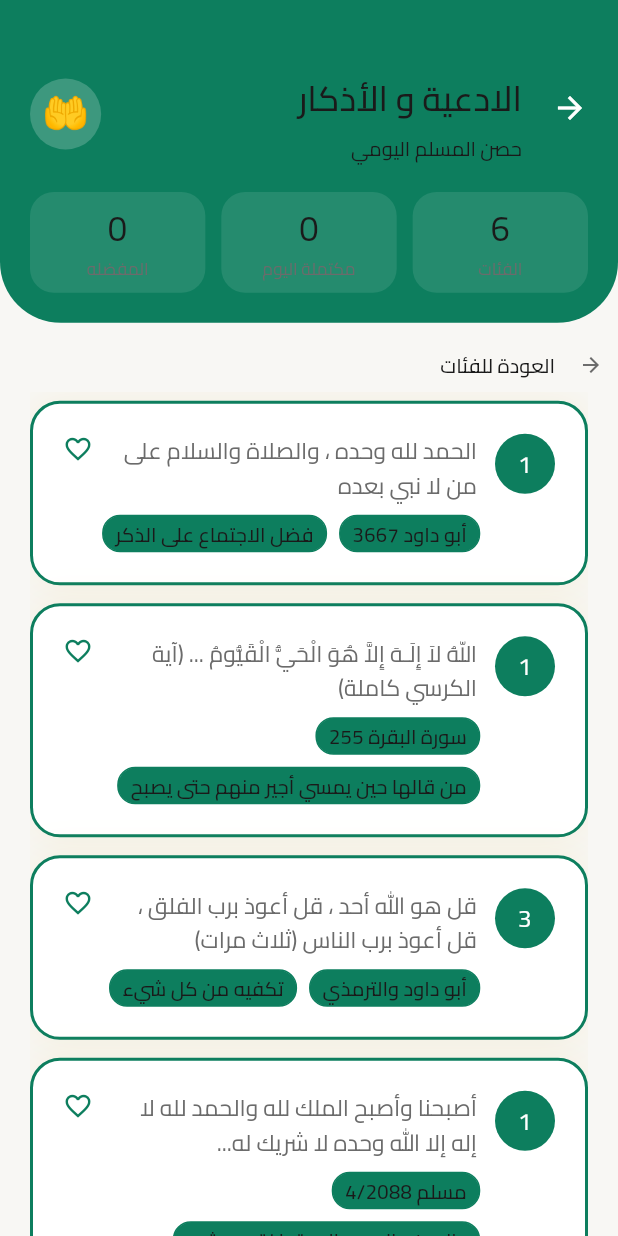
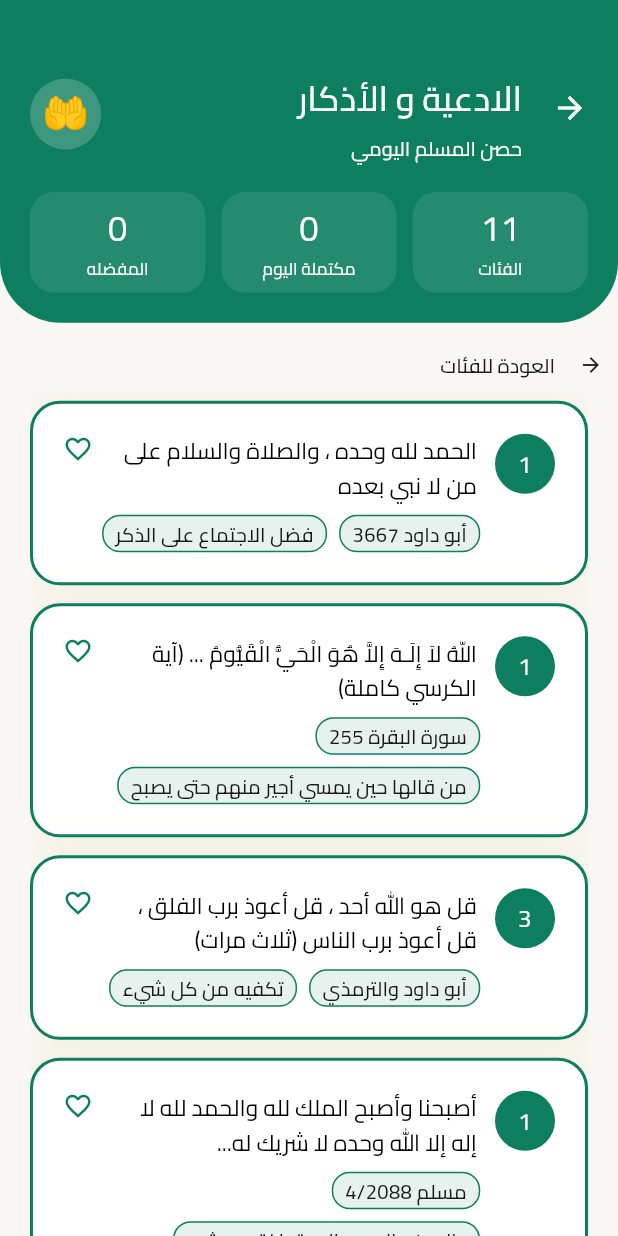
Before and after one commit to MohamedAshrafMadkour/rifq_app, a Flutter app: the AzkarView screen opened by its route, after a tap on "اذكار الصباح والمساء", on a phone screen of 412 x 824 dp. Run offline on Flutter 3.47's test engine with Material 3 defaults, Android fonts, the phone set to English and light mode, and no system bars; our stand-ins replace audio_service, bloc, connectivity_plus, dartz, device_preview, dio and 19 more; missing offline and left inert: adhan_dart, audio_session, clipboard, flutter_foreground_task; accounts and stored records are empty; statements that could not run were skipped.

Commit message:
elkady finish

```diff
--- a/lib/core/constants/styles/app_styles.dart
+++ b/lib/core/constants/styles/app_styles.dart
@@ -37,7 +37,6 @@ abstract class AppStyles {
       fontSize: getResponsiveFontSize(context, fontSize: 14),
       fontWeight: FontWeight.w500,
       height: 1.43,
-      color: const Color(0xFF1A1A1A),
     );
   }
 
@@ -116,8 +115,8 @@ abstract class AppStyles {
       height: 1.50,
       color: getColor(
         context,
-        light: LightAppColors.greyColor6B,
-        dark: DarkAppColors.textSecondary,
+        light: Colors.black,
+        dark: Colors.white,
       ),
     );
   }
--- a/lib/features/azkar/presentation/views/widgets/appbar_header.dart
+++ b/lib/features/azkar/presentation/views/widgets/appbar_header.dart
@@ -30,14 +30,18 @@ class AppbarHeader extends StatelessWidget {
           children: [
             Text(
               'الادعية و الأذكار',
-              style: AppStyles.textMedium24(context),
+              style: AppStyles.textMedium24(context).copyWith(
+                color: Colors.white,
+              ),
             ),
             SizedBox(
               height: 8,
             ),
             Text(
               'حصن المسلم اليومي',
-              style: AppStyles.textRegular14(context),
+              style: AppStyles.textRegular14(context).copyWith(
+                color: Colors.white,
+              ),
             ),
           ],
         ),
--- a/lib/features/azkar/presentation/views/widgets/back_row.dart
+++ b/lib/features/azkar/presentation/views/widgets/back_row.dart
@@ -18,7 +18,7 @@ class BackRow extends StatelessWidget {
             },
             child: Icon(
               Icons.arrow_back,
-              color: Color(0xff6B6B6B),
+
               size: 16,
             ),
           ),
--- a/lib/features/azkar/presentation/views/widgets/category_item.dart
+++ b/lib/features/azkar/presentation/views/widgets/category_item.dart
@@ -34,16 +34,23 @@ class CategoryItem extends StatelessWidget {
                 child: Column(
                   crossAxisAlignment: CrossAxisAlignment.start,
                   children: [
-                    Text(
-                      categoryModel.title,
-                      style: AppStyles.textMedium18(context),
-                      maxLines: 1,
-                      overflow: TextOverflow.ellipsis,
+                    FittedBox(
+                      fit: BoxFit.scaleDown,
+                      child: Text(
+                        categoryModel.title,
+                        style: AppStyles.textMedium18(context).copyWith(
+                          color: Colors.white,
+                        ),
+                        maxLines: 1,
+                        overflow: TextOverflow.ellipsis,
+                      ),
                     ),
                     const SizedBox(height: 4),
                     Text(
                       ' ${categoryModel.subTitle.toStringAsFixed(0)}',
-                      style: AppStyles.textRegular14(context),
+                      style: AppStyles.textRegular14(context).copyWith(
+                        color: Colors.white,
+                      ),
                     ),
                   ],
                 ),
--- a/lib/features/azkar/presentation/views/widgets/counter_widget.dart
+++ b/lib/features/azkar/presentation/views/widgets/counter_widget.dart
@@ -17,16 +17,27 @@ class CounterWidget extends StatelessWidget {
       child: Column(
         mainAxisAlignment: MainAxisAlignment.center,
         children: [
-          Text(
-            '${counterModel.count}',
-            style: AppStyles.textRegular24(context),
+          FittedBox(
+            fit: BoxFit.scaleDown,
+            child: Text(
+              '${counterModel.count}',
+              style: AppStyles.textRegular24(context).copyWith(
+                color: Colors.white,
+              ),
+            ),
           ),
           SizedBox(
             height: 4,
           ),
-          Text(
-            counterModel.title,
-            style: AppStyles.textRegular12(context),
+          FittedBox(
+            fit: BoxFit.scaleDown,
+
+            child: Text(
+              counterModel.title,
+              style: AppStyles.textRegular12(context).copyWith(
+                color: Colors.white,
+              ),
+            ),
           ),
         ],
       ),
--- a/lib/features/azkar/presentation/views/widgets/custom_appbar.dart
+++ b/lib/features/azkar/presentation/views/widgets/custom_appbar.dart
@@ -10,7 +10,7 @@ class CustomAppbar extends StatelessWidget {
   CustomAppbar({super.key, this.sizedBox = true});
   final bool sizedBox;
   final List<CounterModel> items = [
-    CounterModel(count: 6, title: 'الفئات'),
+    CounterModel(count: 11, title: 'الفئات'),
     CounterModel(count: 0, title: 'مكتملة اليوم'),
     CounterModel(count: 0, title: 'المفضله'),
   ];
--- a/lib/features/azkar/presentation/views/widgets/zekr_item_bottom.dart
+++ b/lib/features/azkar/presentation/views/widgets/zekr_item_bottom.dart
@@ -19,12 +19,10 @@ class ZekrItemBottom extends StatelessWidget {
             spacing: 8,
             children: [
               CustomTypeContainer(
-                backgroundColor: Color(0xFFD4AF37),
                 title: type1,
               ),
 
               CustomTypeContainer(
-                backgroundColor: Colors.white,
                 title: type2,
                 borderColor: Color(0x1E0D7E5E),
               ),
@@ -38,13 +36,11 @@ class ZekrItemBottom extends StatelessWidget {
 
 class CustomTypeContainer extends StatelessWidget {
   const CustomTypeContainer({
-    required this.backgroundColor,
     required this.title,
     this.borderColor,
     super.key,
   });
   final String title;
-  final Color backgroundColor;
   final Color? borderColor;
   @override
   Widget build(BuildContext context) {
@@ -54,9 +50,8 @@ class CustomTypeContainer extends StatelessWidget {
 
       clipBehavior: Clip.antiAlias,
       decoration: ShapeDecoration(
-        color: isDark
-            ? DarkAppColors.primaryLight
-            : LightAppColors.primaryColor,
+        color: isDark ? DarkAppColors.accentSoft : LightAppColors.blackColor190,
+
         shape: RoundedRectangleBorder(
           side: BorderSide(
             color: isDark
--- a/lib/main.dart
+++ b/lib/main.dart
@@ -84,7 +84,7 @@ Future<void> main() async {
           ),
           BlocProvider(create: (_) => getIt.get<ReciterDownloadingCubit>()),
         ],
-        // child: DevicePreview(builder: (context) => const SakinaApp()),
+        //    child: DevicePreview(builder: (context) => const SakinaApp()),
         child: SakinaApp(),
       ),
     );
--- a/lib/sakina_app.dart
+++ b/lib/sakina_app.dart
@@ -30,7 +30,7 @@ class SakinaApp extends StatelessWidget {
               theme: lightTheme(),
               darkTheme: darkTheme(),
               themeMode: themeState,
-              initialRoute: AppRoutes.reminderView,
+              initialRoute: AppRoutes.homeView,
             );
           },
         );
```
